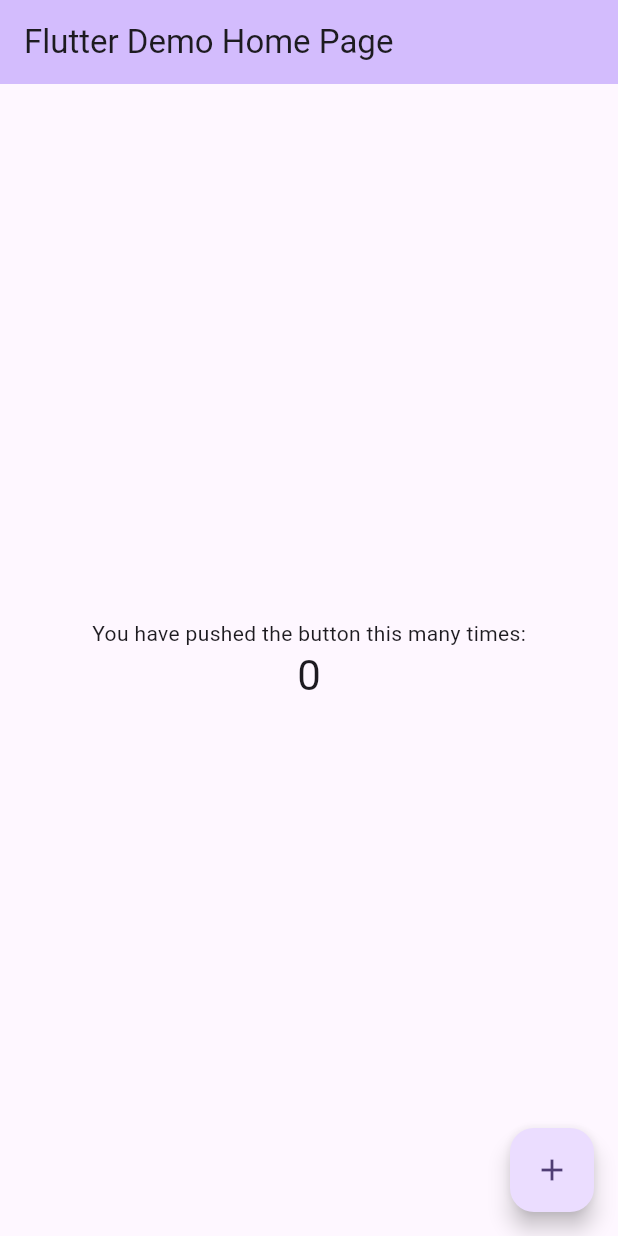
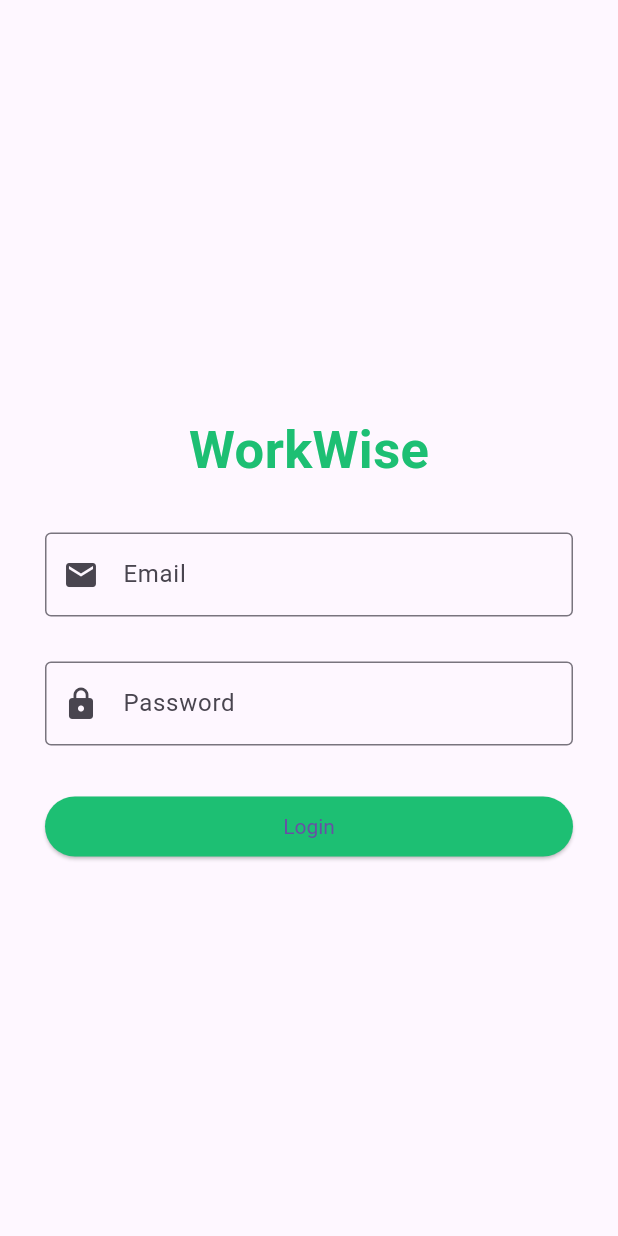
Before and after one commit to ST60002CEM/batch32b-yusha28, a Flutter app: the screen it shows after launch, on a phone screen of 412 x 824 dp. Run offline on Flutter 3.47's test engine with Material 3 defaults, Android fonts, the phone set to English and light mode, and no system bars.

Commit message:
Login page created

```diff
--- /dev/null
+++ b/lib/app/app.dart
@@ -0,0 +1,14 @@
+import 'package:flutter/material.dart';
+import 'package:workwise/screen/login_screen.dart';
+
+class App extends StatelessWidget {
+  const App({super.key});
+
+  @override
+  Widget build(BuildContext context) {
+    return MaterialApp(
+      debugShowCheckedModeBanner: false,
+      home: LoginScreen(),
+    );
+  }
+}
--- a/lib/main.dart
+++ b/lib/main.dart
@@ -1,125 +1,6 @@
 import 'package:flutter/material.dart';
+import 'package:workwise/app/app.dart';
 
 void main() {
-  runApp(const MyApp());
+  runApp(const App());
 }
-
-class MyApp extends StatelessWidget {
-  const MyApp({super.key});
-
-  // This widget is the root of your application.
-  @override
-  Widget build(BuildContext context) {
-    return MaterialApp(
-      title: 'Flutter Demo',
-      theme: ThemeData(
-        // This is the theme of your application.
-        //
-        // TRY THIS: Try running your application with "flutter run". You'll see
-        // the application has a purple toolbar. Then, without quitting the app,
-        // try changing the seedColor in the colorScheme below to Colors.green
-        // and then invoke "hot reload" (save your changes or press the "hot
-        // reload" button in a Flutter-supported IDE, or press "r" if you used
-        // the command line to start the app).
-        //
-        // Notice that the counter didn't reset back to zero; the application
-        // state is not lost during the reload. To reset the state, use hot
-        // restart instead.
-        //
-        // This works for code too, not just values: Most code changes can be
-        // tested with just a hot reload.
-        colorScheme: ColorScheme.fromSeed(seedColor: Colors.deepPurple),
-        useMaterial3: true,
-      ),
-      home: const MyHomePage(title: 'Flutter Demo Home Page'),
-    );
-  }
-}
-
-class MyHomePage extends StatefulWidget {
-  const MyHomePage({super.key, required this.title});
-
-  // This widget is the home page of your application. It is stateful, meaning
-  // that it has a State object (defined below) that contains fields that affect
-  // how it looks.
-
-  // This class is the configuration for the state. It holds the values (in this
-  // case the title) provided by the parent (in this case the App widget) and
-  // used by the build method of the State. Fields in a Widget subclass are
-  // always marked "final".
-
-  final String title;
-
-  @override
-  State<MyHomePage> createState() => _MyHomePageState();
-}
-
-class _MyHomePageState extends State<MyHomePage> {
-  int _counter = 0;
-
-  void _incrementCounter() {
-    setState(() {
-      // This call to setState tells the Flutter framework that something has
-      // changed in this State, which causes it to rerun the build method below
-      // so that the display can reflect the updated values. If we changed
-      // _counter without calling setState(), then the build method would not be
-      // called again, and so nothing would appear to happen.
-      _counter++;
-    });
-  }
-
-  @override
-  Widget build(BuildContext context) {
-    // This method is rerun every time setState is called, for instance as done
-    // by the _incrementCounter method above.
-    //
-    // The Flutter framework has been optimized to make rerunning build methods
-    // fast, so that you can just rebuild anything that needs updating rather
-    // than having to individually change instances of widgets.
-    return Scaffold(
-      appBar: AppBar(
-        // TRY THIS: Try changing the color here to a specific color (to
-        // Colors.amber, perhaps?) and trigger a hot reload to see the AppBar
-        // change color while the other colors stay the same.
-        backgroundColor: Theme.of(context).colorScheme.inversePrimary,
-        // Here we take the value from the MyHomePage object that was created by
-        // the App.build method, and use it to set our appbar title.
-        title: Text(widget.title),
-      ),
-      body: Center(
-        // Center is a layout widget. It takes a single child and positions it
-        // in the middle of the parent.
-        child: Column(
-          // Column is also a layout widget. It takes a list of children and
-          // arranges them vertically. By default, it sizes itself to fit its
-          // children horizontally, and tries to be as tall as its parent.
-          //
-          // Column has various properties to control how it sizes itself and
-          // how it positions its children. Here we use mainAxisAlignment to
-          // center the children vertically; the main axis here is the vertical
-          // axis because Columns are vertical (the cross axis would be
-          // horizontal).
-          //
-          // TRY THIS: Invoke "debug painting" (choose the "Toggle Debug Paint"
-          // action in the IDE, or press "p" in the console), to see the
-          // wireframe for each widget.
-          mainAxisAlignment: MainAxisAlignment.center,
-          children: <Widget>[
-            const Text(
-              'You have pushed the button this many times:',
-            ),
-            Text(
-              '$_counter',
-              style: Theme.of(context).textTheme.headlineMedium,
-            ),
-          ],
-        ),
-      ),
-      floatingActionButton: FloatingActionButton(
-        onPressed: _incrementCounter,
-        tooltip: 'Increment',
-        child: const Icon(Icons.add),
-      ), // This trailing comma makes auto-formatting nicer for build methods.
-    );
-  }
-}
--- a/lib/screen/login_screen.dart
+++ b/lib/screen/login_screen.dart
@@ -0,0 +1,81 @@
+import 'package:flutter/material.dart';
+import 'package:flutter/widgets.dart';
+
+class LoginScreen extends StatefulWidget {
+  const LoginScreen({super.key});
+
+  @override
+  State<LoginScreen> createState() => _LoginScreenState();
+}
+
+class _LoginScreenState extends State<LoginScreen> {
+  @override
+  Widget build(BuildContext context) {
+    return Scaffold(
+      appBar: AppBar(),
+      body: Column(
+        mainAxisAlignment: MainAxisAlignment.center,
+        crossAxisAlignment: CrossAxisAlignment.center,
+        children: [
+          Text(
+            'WorkWise',
+            style: TextStyle(
+                fontSize: 35,
+                color: Color.fromARGB(255, 29, 191, 115),
+                fontWeight: FontWeight.bold),
+          ),
+          Padding(
+            padding: const EdgeInsets.all(30),
+            child: Form(
+              child: Column(
+                children: [
+                  TextFormField(
+                    keyboardType: TextInputType.emailAddress,
+                    decoration: InputDecoration(
+                      labelText: 'Email',
+                      hintText: 'Enter Email',
+                      prefixIcon: Icon(Icons.email),
+                      border: OutlineInputBorder(),
+                    ),
+                    onChanged: (String value) {},
+                    validator: (value) {
+                      return value!.isEmpty ? 'Please enter email' : null;
+                    },
+                  ),
+                  SizedBox(
+                    height: 30,
+                  ),
+                  TextFormField(
+                    keyboardType: TextInputType.visiblePassword,
+                    decoration: const InputDecoration(
+                      labelText: 'Password',
+                      hintText: 'Enter Password',
+                      prefixIcon: Icon(Icons.lock),
+                      border: OutlineInputBorder(),
+                    ),
+                    onChanged: (String value) {},
+                    validator: (value) {
+                      return value!.isEmpty ? 'Please enter password' : null;
+                    },
+                  ),
+                  SizedBox(
+                    height: 30,
+                  ),
+                  SizedBox(
+                      width: double.infinity,
+                      child: ElevatedButton(
+                          onPressed: () {},
+                          child: Text('Login'),
+                          style: ElevatedButton.styleFrom(
+                              backgroundColor:
+                                  Color.fromARGB(255, 29, 191, 115),
+                              textStyle: TextStyle(color: Colors.white))))
+                ],
+              ),
+            ),
+          )
+        ],
+      ),
+    );
+  }
+}
```
